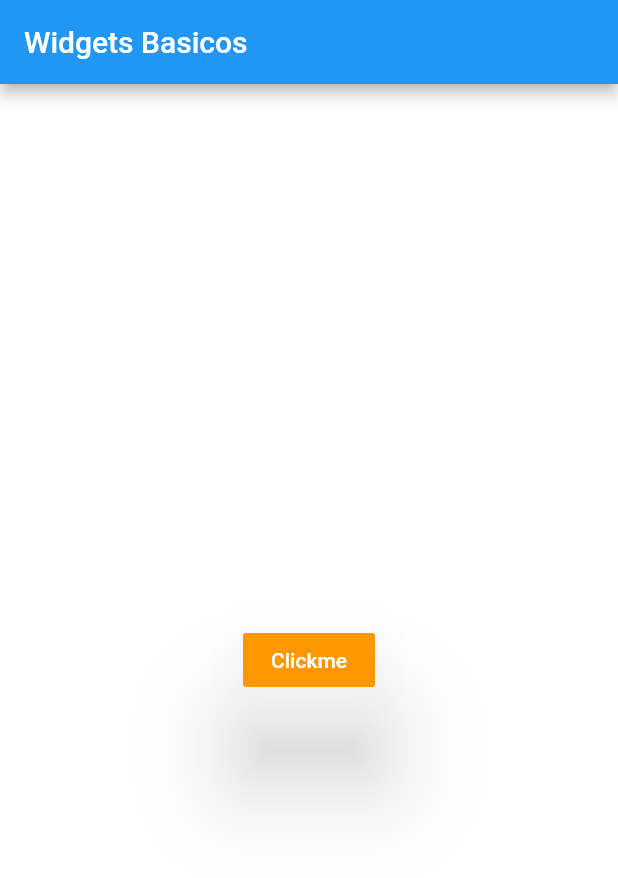
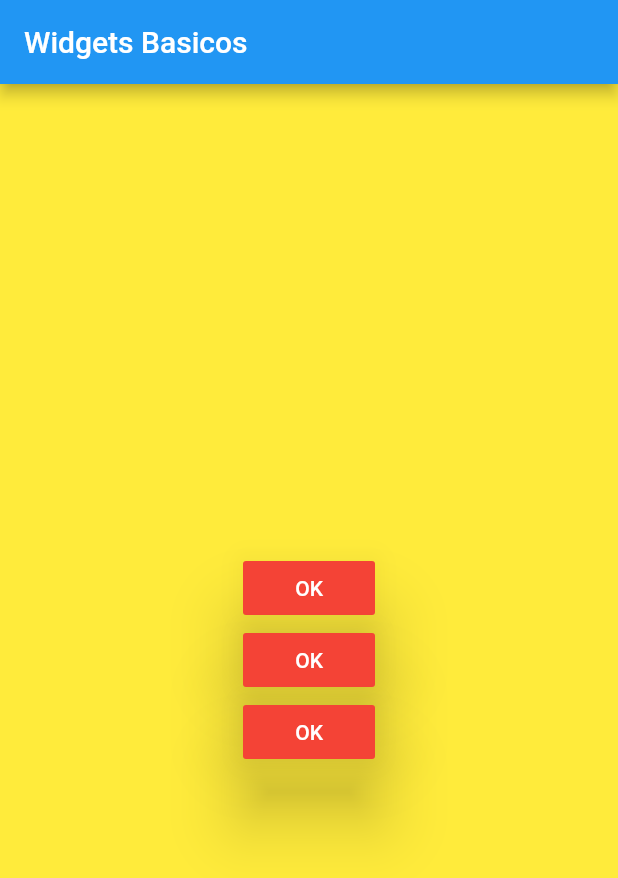
Before and after one commit to alexandresmoraes/Flutter_Aula, a Flutter app: the screen it shows after launch, on a phone screen of 412 x 824 dp. Shown: the top 878 px of the screen. Run offline on Flutter 3.47's test engine with Material 2 defaults, Android fonts, the phone set to English and light mode, and no system bars.

Commit message:
Aula 04 - Row Column

```diff
--- a/lib/main.dart
+++ b/lib/main.dart
@@ -1,4 +1,5 @@
 import 'package:flutter/material.dart';
+import 'package:flutter_aula1/widget_raisedbutton.dart';
 
 void main() {
   runApp(
@@ -30,26 +31,24 @@ class WidgetsBasicos extends StatelessWidget {
         title: Text("Widgets Basicos"),
       ),
       body: Container(
-        color: Colors.white,
-        child: widgetButton(),
+        height: double.infinity,
+        width: double.infinity,
+        color: Colors.yellow,
+        child: widgetRowColumn(),
       ),
     );
   }
 
-  widgetButton() {
-    var raisedButton = RaisedButton(
-      color: Colors.orange,
-      elevation: 30,
-      textColor: Colors.white,
-      child: Text("Clickme"),
-      onPressed: () => exebirTexto('Pressionado'),
-    );
-    return Center(
-      child: raisedButton,
+  widgetRowColumn() {
+    return Column(
+      mainAxisSize: MainAxisSize.max,
+      mainAxisAlignment: MainAxisAlignment.center,
+      crossAxisAlignment: CrossAxisAlignment.center,
+      children: [
+        widgetButton(),
+        widgetButton(),
+        widgetButton(),
+      ],
     );
   }
-
-  void exebirTexto(String message) {
-    print(message);
-  }
 }
--- /dev/null
+++ b/lib/widget_raisedbutton.dart
@@ -0,0 +1,15 @@
+import 'package:flutter/material.dart';
+
+widgetButton() {
+  return RaisedButton(
+    color: Colors.red,
+    elevation: 20,
+    textColor: Colors.white,
+    child: Text("OK"),
+    onPressed: () => exebirTexto('Pressionado'),
+  );
+}
+
+void exebirTexto(String message) {
+  print(message);
+}
```
Also changed, not shown: pubspec.lock.
